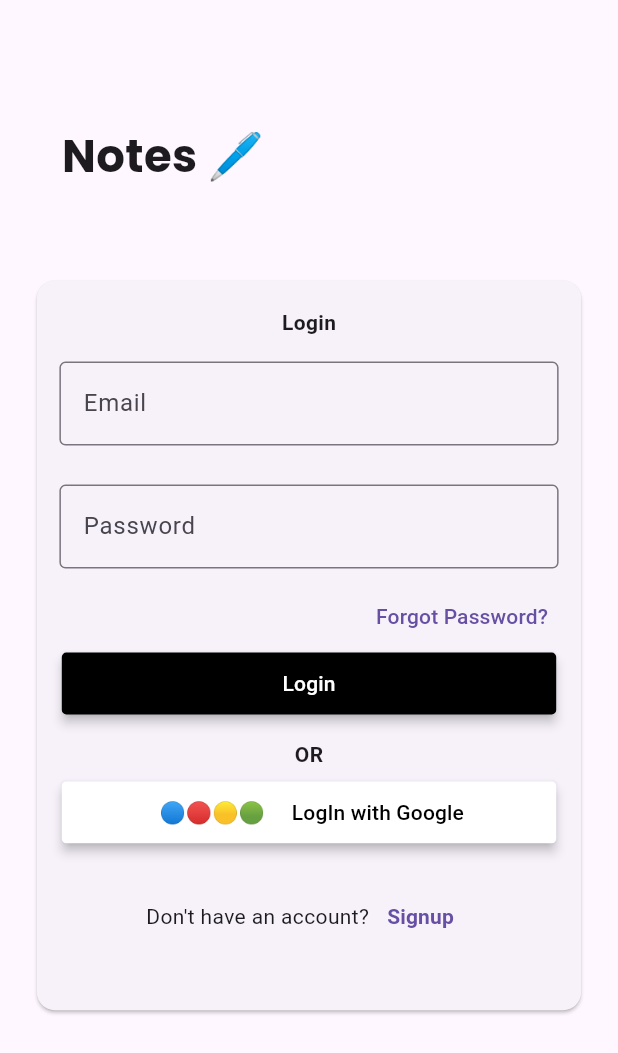
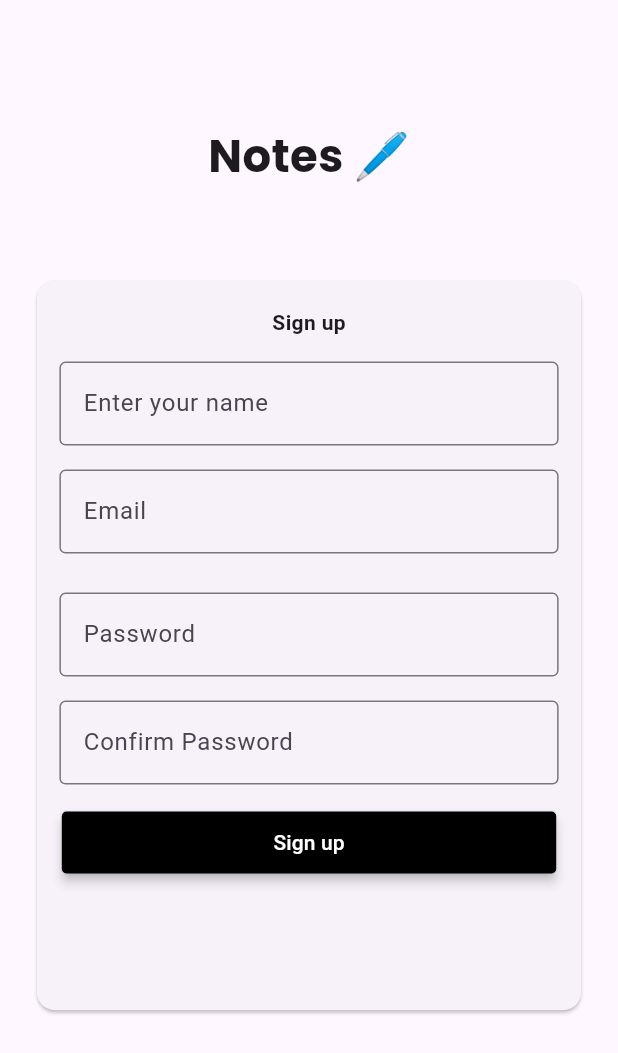
Before and after one commit to amalnandu/notes, a Flutter app: the screen it shows after launch, on a phone screen of 412 x 824 dp. Shown: the top 1053 px of the screen. Run offline on Flutter 3.47's test engine with Material 3 defaults, Android fonts, the phone set to English and light mode, and no system bars; our stand-ins replace google_fonts.

Commit message:
add signup-screen

```diff
--- a/lib/main.dart
+++ b/lib/main.dart
@@ -1,6 +1,7 @@
 import 'package:flutter/material.dart';
 import 'package:notes/screens/home.dart';
 import 'package:notes/screens/login.dart';
+import 'package:notes/screens/signup.dart';
 
 void main(){
   runApp(Myapp());
@@ -14,7 +15,7 @@ class Myapp extends StatelessWidget {
   Widget build(BuildContext context) {
     return MaterialApp(
       debugShowCheckedModeBanner: false,
-      home: LoginPage(),
+      home: Signup(),
     );
   }
 }
--- a/lib/screens/signup.dart
+++ b/lib/screens/signup.dart
@@ -0,0 +1,128 @@
+
+import 'package:flutter/material.dart';
+import 'package:google_fonts/google_fonts.dart';
+
+class Signup extends StatelessWidget {
+  const Signup({super.key});
+
+  @override
+  Widget build(BuildContext context) {
+
+    var name=TextEditingController();
+    var email=TextEditingController();
+    var password=TextEditingController();
+    var confirm_pw=TextEditingController();
+
+    var ht=MediaQuery.of(context).size.height;
+    var wd= MediaQuery.of(context).size.width;
+    return Scaffold(
+      body: SingleChildScrollView(
+        child: Column(
+          mainAxisAlignment: MainAxisAlignment.center,
+          crossAxisAlignment: CrossAxisAlignment.center,
+          children: [
+            SizedBox(
+              height: ht * 0.1,
+            ),
+            Text(
+              "Notes 🖊️",
+              style: GoogleFonts.poppins(
+                fontSize: 30,
+                fontWeight: FontWeight.bold,
+              ),
+            ),
+
+            SizedBox(
+              height: ht * 0.07,
+            ),
+
+            Center(
+              child: Container(
+                height: ht * 0.6,
+                width: wd * 0.9,
+                child: Center(
+                  child: Card(
+                    child: Column(
+                      children: [
+                        SizedBox(
+                          height: 10,
+                        ),
+                        Padding(
+                          padding: const EdgeInsets.all(8.0),
+                          child: Text(
+                            'Sign up',
+                            style: GoogleFonts.aBeeZee(fontWeight: FontWeight.bold),
+                          ),
+                        ),
+                        Padding(
+                          padding: const EdgeInsets.symmetric(
+                              vertical: 8.0, horizontal: 15),
+                          child: TextFormField(
+                            controller: name,
+                            decoration: InputDecoration(
+                                labelText: 'Enter your name', border: OutlineInputBorder()),
+                          ),
+                        ),
+                        Padding(
+                          padding: const EdgeInsets.symmetric(
+                              vertical: 8.0, horizontal: 15),
+                          child: TextFormField(
+                            controller: email,
+                            decoration: InputDecoration(
+                                labelText: 'Email', border: OutlineInputBorder()),
+                          ),
+                        ),
+                        SizedBox(
+                          height: 10,
+                        ),
+                        Padding(
+                          padding: const EdgeInsets.symmetric(
+                              vertical: 8.0, horizontal: 15),
+                          child: TextFormField(
+                            controller: password,
+                            decoration: InputDecoration(
+                                labelText: 'Password',
+                                border: OutlineInputBorder()),
+                          ),
+                        ),
+
+
+                        Padding(
+                          padding: const EdgeInsets.symmetric(
+                              vertical: 8.0, horizontal: 15),
+                          child: TextFormField(
+                            controller: password,
+                            decoration: InputDecoration(
+                                labelText: 'Confirm Password',
+                                border: OutlineInputBorder()),
+                          ),
+                        ),
+                      SizedBox(height: 10,),
+                        SizedBox(
+                          height: ht * 0.05,
+                          width: (wd * 0.8),
+                          child: ElevatedButton(
+                            onPressed: () {},
+                            style: ElevatedButton.styleFrom(
+                              shape: RoundedRectangleBorder(
+                                  borderRadius: BorderRadius.circular(3)),
+                              foregroundColor: Colors.white,
+                              backgroundColor: Colors.black, // text color
+                              elevation: 3, // button's elevation when it's pressed
+                            ),
+                            child: const Text('Sign up'),
+                          ),
+                        ),
+
+                      ],
+                    ),
+                  ),
+                ),
+              ),
+            )
+          ],
+        ),
+      ),
+    );
+  }
+}
```
Also changed, not shown: 1 other file.
